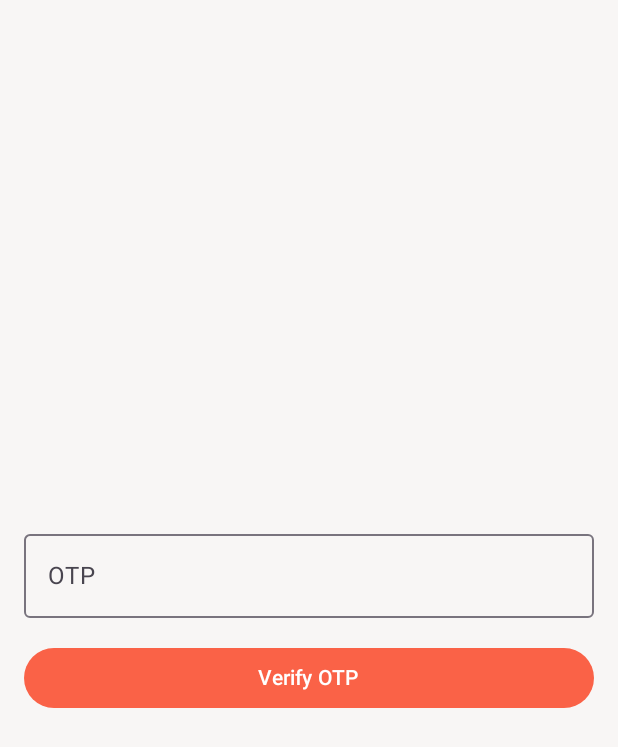
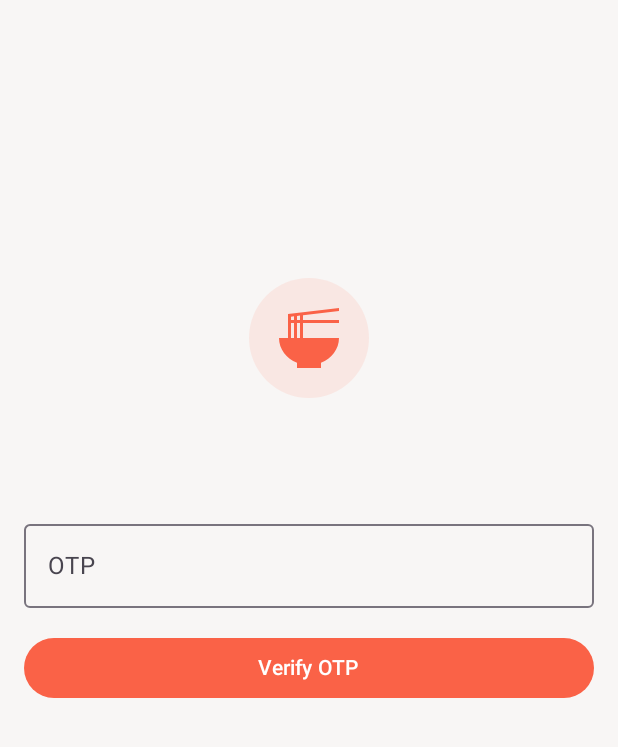
Before and after one commit to ramtechno90/Menu-app-UI, an Android app built with Jetpack Compose: the composable OtpVerificationScreen shown on its own in the app's theme, on a phone screen of 412 x 824 dp. Shown: the top 747 px of the screen. Run offline under Robolectric (Android 15) with nearby library versions, the phone set to English and light mode, and no system bars; our stand-ins replace Dagger/Hilt's generated code, Firebase (no records; nobody signed in at launch, a user with empty details on screens opened directly).

Commit message:
feat: Add header to OTP verification screen
This commit enhances the user experience by adding a consistent header to the OTP verification screen.

The header, which includes the app logo and the restaurant name, is now displayed on the `OtpVerificationScreen`, aligning its design with the other authentication screens (Sign In, Sign Up). This creates a more polished and unified look and feel throughout the entire authentication flow.

```diff
--- a/app/src/main/java/com/example/menuapp/features/auth/OtpVerificationScreen.kt
+++ b/app/src/main/java/com/example/menuapp/features/auth/OtpVerificationScreen.kt
@@ -1,27 +1,65 @@
 package com.example.menuapp.features.auth
 
+import androidx.compose.foundation.background
 import androidx.compose.foundation.layout.*
-import androidx.compose.material3.Button
-import androidx.compose.material3.OutlinedTextField
-import androidx.compose.material3.Text
+import androidx.compose.foundation.shape.CircleShape
+import androidx.compose.material.icons.Icons
+import androidx.compose.material.icons.filled.RamenDining
+import androidx.compose.material3.*
 import androidx.compose.runtime.*
 import androidx.compose.ui.Alignment
 import androidx.compose.ui.Modifier
+import androidx.compose.ui.draw.clip
+import androidx.compose.ui.text.style.TextAlign
 import androidx.compose.ui.unit.dp
+import androidx.compose.ui.unit.sp
+import androidx.hilt.navigation.compose.hiltViewModel
+import com.example.menuapp.features.welcome.WelcomeViewModel
 
 @Composable
 fun OtpVerificationScreen(
-    onVerifyOtpClicked: (String) -> Unit
+    onVerifyOtpClicked: (String) -> Unit,
+    welcomeViewModel: WelcomeViewModel = hiltViewModel()
 ) {
     var otp by remember { mutableStateOf("") }
+    val restaurantName by welcomeViewModel.restaurantName.collectAsState()
 
     Column(
         modifier = Modifier
             .fillMaxSize()
             .padding(16.dp),
-        verticalArrangement = Arrangement.Center,
         horizontalAlignment = Alignment.CenterHorizontally
     ) {
+        Spacer(modifier = Modifier.weight(0.5f))
+
+        Column(
+            horizontalAlignment = Alignment.CenterHorizontally,
+            verticalArrangement = Arrangement.spacedBy(16.dp)
+        ) {
+            Box(
+                modifier = Modifier
+                    .size(80.dp)
+                    .clip(CircleShape)
+                    .background(MaterialTheme.colorScheme.primary.copy(alpha = 0.1f)),
+                contentAlignment = Alignment.Center
+            ) {
+                Icon(
+                    imageVector = Icons.Default.RamenDining,
+                    contentDescription = "App Logo",
+                    tint = MaterialTheme.colorScheme.primary,
+                    modifier = Modifier.size(48.dp)
+                )
+            }
+            Text(
+                text = restaurantName,
+                style = MaterialTheme.typography.headlineLarge.copy(fontSize = 24.sp),
+                textAlign = TextAlign.Center,
+                color = MaterialTheme.colorScheme.onBackground
+            )
+        }
+
+        Spacer(modifier = Modifier.height(32.dp))
+
         OutlinedTextField(
             value = otp,
             onValueChange = { otp = it },
@@ -35,5 +73,6 @@ fun OtpVerificationScreen(
         ) {
             Text("Verify OTP")
         }
+        Spacer(modifier = Modifier.weight(1f))
     }
 }
```
